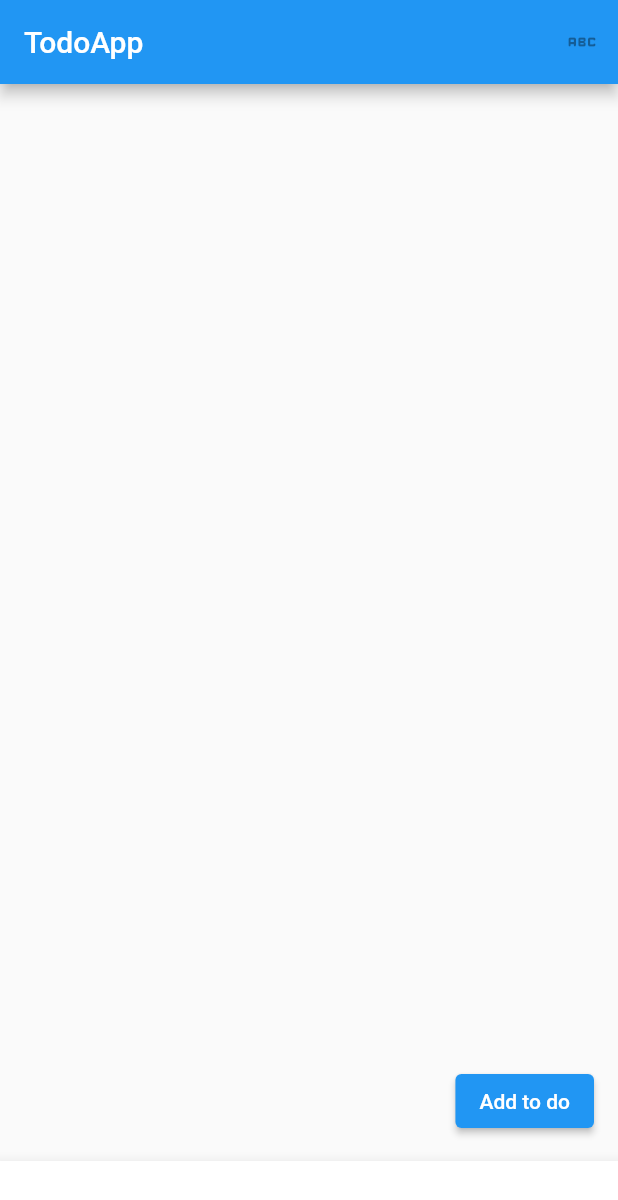
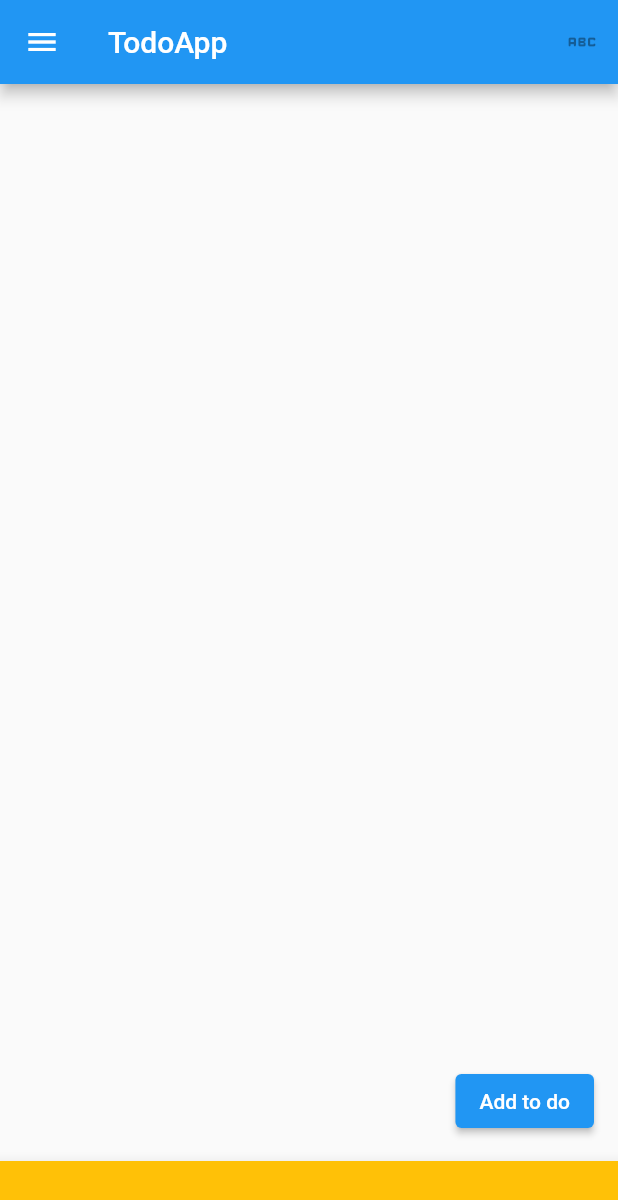
Before and after one commit to Kooalaa/todo_app, a Flutter app: the screen it shows after launch, on a phone screen of 412 x 824 dp. Shown: the top 1200 px of the screen. Run offline on Flutter 3.47's test engine with Material 2 defaults, Android fonts, the phone set to English and light mode, and no system bars.

Commit message:
added drawer and bottom appbar

```diff
--- a/lib/main.dart
+++ b/lib/main.dart
@@ -40,8 +40,10 @@ class _todoAppState extends State<todoApp> {
   Widget build(BuildContext context) {
     return MaterialApp(
       home: Scaffold(
+        drawer: Drawer(backgroundColor: Colors.amber),
         bottomNavigationBar: BottomAppBar(
           shape: const CircularNotchedRectangle(),
+          color: Colors.amber,
           child: Container(height: 50.0)
         ),
         appBar: AppBar(
```
